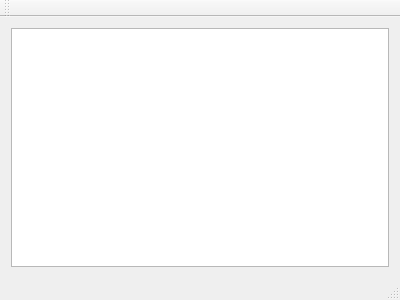
Old version of the form mainwindow.ui in the repository AtlantisCD9/QStatistic.
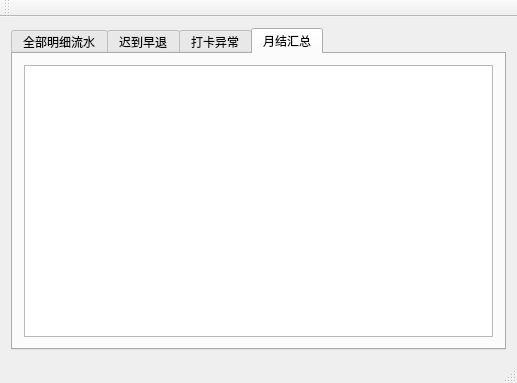
New version of the form.

Commit message: 内部重构，表格分多个tab显示，剩汇总表未做

What changed in the file:
```diff
--- a/mainwindow.ui
+++ b/mainwindow.ui
@@ -6,8 +6,8 @@
    <rect>
     <x>0</x>
     <y>0</y>
-    <width>400</width>
-    <height>300</height>
+    <width>517</width>
+    <height>383</height>
    </rect>
   </property>
   <property name="windowTitle">
@@ -16,7 +16,51 @@
   <widget class="QWidget" name="centralWidget">
    <layout class="QGridLayout" name="gridLayout">
     <item row="0" column="0">
-     <widget class="QTableView" name="tableView"/>
+     <widget class="QTabWidget" name="tabWidget">
+      <property name="currentIndex">
+       <number>3</number>
+      </property>
+      <widget class="QWidget" name="tab_detail">
+       <attribute name="title">
+        <string>全部明细流水</string>
+       </attribute>
+       <layout class="QGridLayout" name="gridLayout_2">
+        <item row="0" column="0">
+         <widget class="QTableView" name="tableView_detail"/>
+        </item>
+       </layout>
+      </widget>
+      <widget class="QWidget" name="tab_beLateOrLeaveEarly">
+       <attribute name="title">
+        <string>迟到早退</string>
+       </attribute>
+       <layout class="QGridLayout" name="gridLayout_3">
+        <item row="0" column="0">
+         <widget class="QTableView" name="tableView_beLateOrLeaveEarly"/>
+        </item>
+       </layout>
+      </widget>
+      <widget class="QWidget" name="tab_missPunchIn">
+       <attribute name="title">
+        <string>打卡异常</string>
+       </attribute>
+       <layout class="QGridLayout" name="gridLayout_4">
+        <item row="0" column="0">
+         <widget class="QTableView" name="tableView_missPunchIn"/>
+        </item>
+       </layout>
+      </widget>
+      <widget class="QWidget" name="tab_monthCollect">
+       <attribute name="title">
+        <string>月结汇总</string>
+       </attribute>
+       <layout class="QGridLayout" name="gridLayout_5">
+        <item row="0" column="0">
+         <widget class="QTableView" name="tableView_monthCollect"/>
+        </item>
+       </layout>
+      </widget>
+     </widget>
     </item>
    </layout>
   </widget>
```
Left out of the diff: 2 changed lines with no effect on the pictures. The commit also changes 10 other files.
